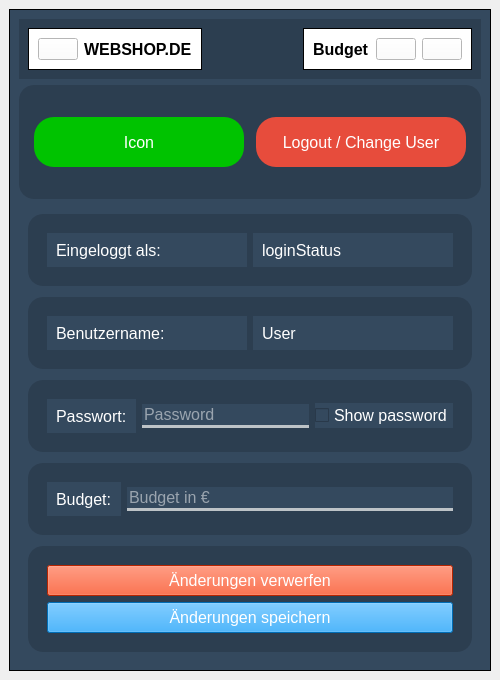
This is frontend/Nutzerprofil.ui in nhatlam96/gui-xtraktor as Qt 5 draws it before an edit. The edited form follows.
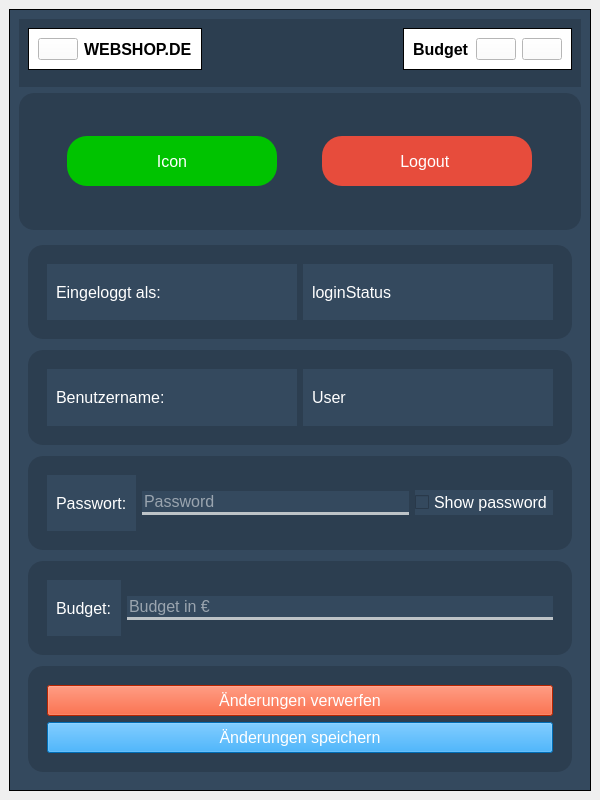
This is the edited form.

The edit to the form file:
```diff
--- a/frontend/Nutzerprofil.ui
+++ b/frontend/Nutzerprofil.ui
@@ -6,10 +6,16 @@
    <rect>
     <x>0</x>
     <y>0</y>
-    <width>500</width>
-    <height>680</height>
+    <width>600</width>
+    <height>800</height>
    </rect>
   </property>
+  <property name="minimumSize">
+   <size>
+    <width>600</width>
+    <height>800</height>
+   </size>
+  </property>
   <property name="windowTitle">
    <string>Nutzerprofil</string>
   </property>
@@ -198,7 +204,7 @@
 }</string>
             </property>
             <property name="text">
-             <string>Logout / Change User</string>
+             <string>Logout </string>
             </property>
            </widget>
           </item>
```
